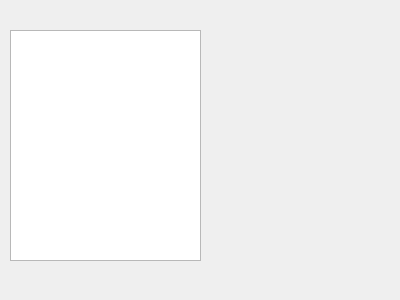
Old version of the form qt_ui/dictionary.ui in the repository Laponina/learn_english.
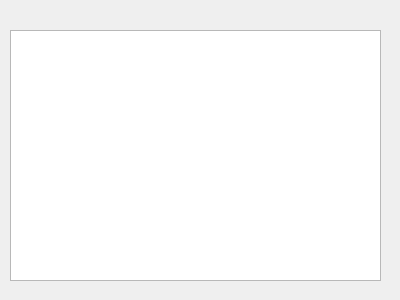
New version of the form.

```diff
--- a/qt_ui/dictionary.ui
+++ b/qt_ui/dictionary.ui
@@ -18,8 +18,8 @@
     <rect>
      <x>10</x>
      <y>30</y>
-     <width>191</width>
-     <height>231</height>
+     <width>371</width>
+     <height>251</height>
     </rect>
    </property>
   </widget>
```
Left out of the diff: 2 changed lines with no effect on the pictures.
